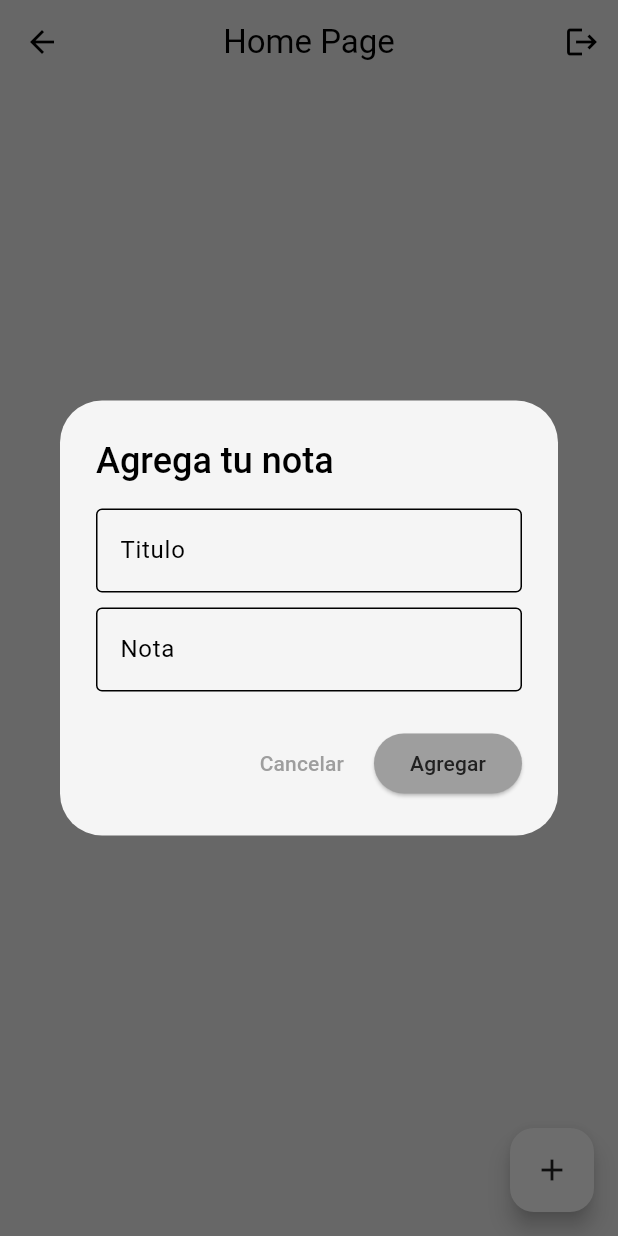
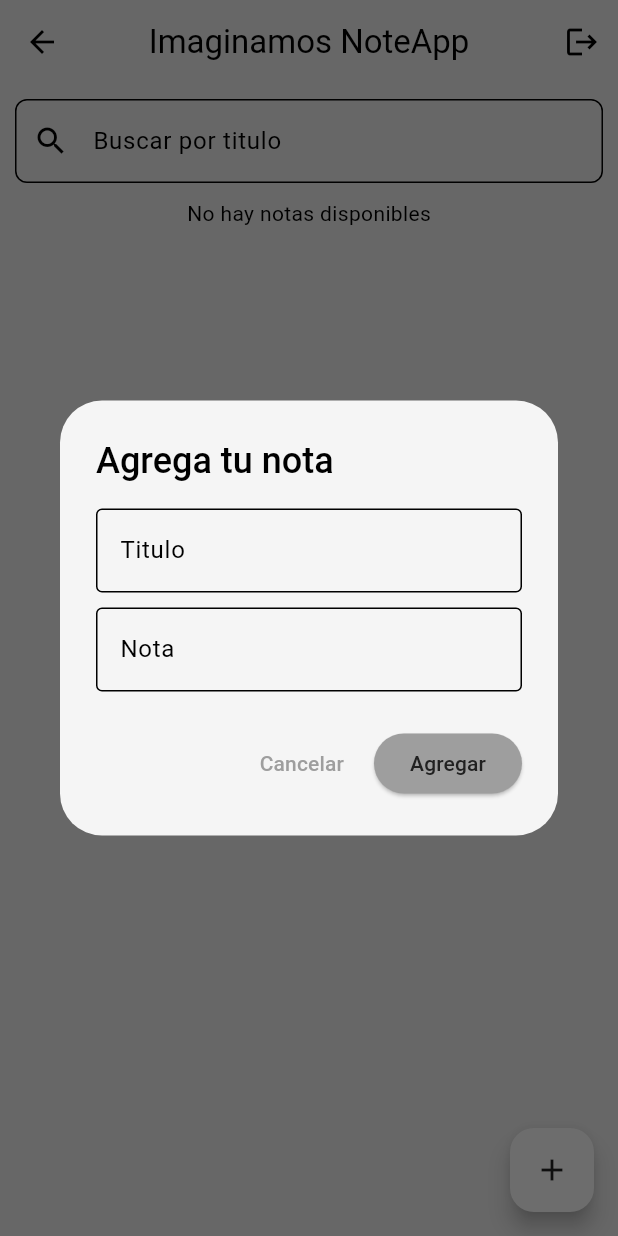
Before and after one commit to cristianDevia/note_app_imaginamos, a Flutter app: the HomePage screen opened directly, after a tap on the "add" icon, on a phone screen of 412 x 824 dp. Run offline on Flutter 3.47's test engine with Material 3 defaults, Android fonts, the phone set to English and light mode, and no system bars; our stand-ins replace cloud_firestore, firebase_auth, firebase_core, flutter_bloc, flutter_slidable; accounts and stored records are empty.

Commit message:
add search by title

```diff
--- a/lib/notes/data/firebase_note_repository.dart
+++ b/lib/notes/data/firebase_note_repository.dart
@@ -27,11 +27,11 @@ class FirebaseNoteRepository implements NoteRepository {
   }
 
   @override
-  Future<List<Note>> fetchAllNotes() async {
+  Future<List<Note>> searchNotesForTitle(String title) async {
     try {
       //sort notes descending
       final noteSnapshot =
-          await noteCollection.orderBy('timestamp', descending: true).get();
+          await noteCollection.where('title', isEqualTo: title).get();
 
       // convert each document from json to list
       final List<Note> allNotes = noteSnapshot.docs
--- a/lib/notes/domain/repository/note_repository.dart
+++ b/lib/notes/domain/repository/note_repository.dart
@@ -1,7 +1,7 @@
 import 'package:note_app/notes/domain/entities/note.dart';
 
 abstract class NoteRepository {
-  Future<List<Note>> fetchAllNotes();
+  Future<List<Note>> searchNotesForTitle(String title);
   Future<void> createNote(Note note);
   Future<void> deleteNote(String noteId);
   Future<List<Note>> fetchNoteByUserId(String userId);
--- a/lib/notes/presentation/pages/home_page.dart
+++ b/lib/notes/presentation/pages/home_page.dart
@@ -9,6 +9,7 @@ import 'package:note_app/notes/domain/entities/note.dart';
 import 'package:note_app/notes/presentation/cubits/note_cubits.dart';
 import 'package:note_app/notes/presentation/cubits/note_states.dart';
 import 'package:note_app/notes/presentation/widgets/add_note_dialog.dart';
+import 'package:note_app/notes/presentation/widgets/search_input_bar.dart';
 
 class HomePage extends StatefulWidget {
   const HomePage({super.key});
@@ -48,7 +49,7 @@ class _HomePageState extends State<HomePage> {
     return Scaffold(
       appBar: AppBar(
         centerTitle: true,
-        title: const Text("Home Page"),
+        title: const Text("Imaginamos NoteApp"),
         actions: [
           IconButton(
             onPressed: () {
@@ -58,7 +59,10 @@ class _HomePageState extends State<HomePage> {
           )
         ],
       ),
-      body: BlocBuilder<NoteCubit, NoteState>(builder: (context, state) {
+      body: Column(
+        children: [
+          const SearchInputBar(),
+          BlocBuilder<NoteCubit, NoteState>(builder: (context, state) {
             print(state);
             //loading notes
             if (state is NotesLoading && state is NotesUploading) {
@@ -74,23 +78,7 @@ class _HomePageState extends State<HomePage> {
                   child: Text("No hay notas disponibles"),
                 );
               }
-          return Column(
-            children: [
-              Container(
-                width: MediaQuery.of(context).size.width,
-                margin: const EdgeInsets.all(10),
-                child: TextField(
-                  onChanged: (query) {},
-                  decoration: InputDecoration(
-                    labelText: 'Buscar',
-                    prefixIcon: const Icon(Icons.search),
-                    border: OutlineInputBorder(
-                      borderRadius: BorderRadius.circular(8.0),
-                    ),
-                  ),
-                ),
-              ),
-              Expanded(
+              return Expanded(
                 child: ListView.builder(
                   shrinkWrap: true,
                   itemCount: notes.length,
@@ -142,8 +130,6 @@ class _HomePageState extends State<HomePage> {
                     );
                   },
                 ),
-              ),
-            ],
               );
             }
 
@@ -156,6 +142,8 @@ class _HomePageState extends State<HomePage> {
               return const SizedBox();
             }
           }),
+        ],
+      ),
       floatingActionButton: FloatingActionButton(
         backgroundColor: Theme.of(context).colorScheme.secondary,
         child: Icon(
--- /dev/null
+++ b/lib/notes/presentation/widgets/search_input_bar.dart
@@ -0,0 +1,65 @@
+import 'package:flutter/material.dart';
+import 'package:flutter_bloc/flutter_bloc.dart';
+import 'package:note_app/auth/domain/entities/app_user.dart';
+import 'package:note_app/auth/presentation/cubits/auth_cubits.dart';
+import 'package:note_app/notes/presentation/cubits/note_cubits.dart';
+
+class SearchInputBar extends StatefulWidget {
+  const SearchInputBar({super.key});
+
+  @override
+  State<SearchInputBar> createState() => _SearchInputBarState();
+}
+
+class _SearchInputBarState extends State<SearchInputBar> {
+  AppUser? currentUser;
+  late final noteCubit = context.read<NoteCubit>();
+  final searchController = TextEditingController();
+
+  void searchTitle() {
+    final searchText = searchController.text;
+    if (searchText.isNotEmpty) {
+      noteCubit.searchNotesForTitle(searchText);
+    } else {
+      noteCubit.fetchNoteByUserId(currentUser!.uid);
+    }
+  }
+
+  void getCurrentUser() async {
+    final authCubit = context.read<AuthCubit>();
+    currentUser = authCubit.currentUser;
+  }
+
+  @override
+  void initState() {
+    super.initState();
+    getCurrentUser();
+  }
+
+  @override
+  void dispose() {
+    super.dispose();
+    searchController.dispose();
+  }
+
+  @override
+  Widget build(BuildContext context) {
+    return Container(
+      width: MediaQuery.of(context).size.width,
+      margin: const EdgeInsets.all(10),
+      child: TextField(
+        controller: searchController,
+        onChanged: (query) {
+          searchTitle();
+        },
+        decoration: InputDecoration(
+          labelText: 'Buscar por titulo',
+          prefixIcon: const Icon(Icons.search),
+          border: OutlineInputBorder(
+            borderRadius: BorderRadius.circular(8.0),
+          ),
+        ),
+      ),
+    );
+  }
+}
```
Also changed, not shown: lib/notes/presentation/cubits/note_cubits.dart (+10 -0 lines). Lines whose indentation alone changed are shown as unchanged.
